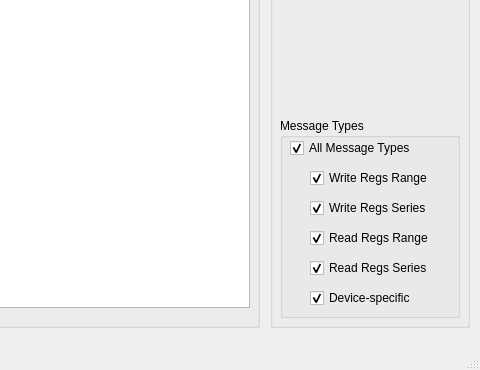
Clever0ne/CannabusControl, file src/main/main_window.ui: the form before one commit; both pictures show x 710 to 1190 and y 350 to 720 of the 1190 by 720 pixel window.
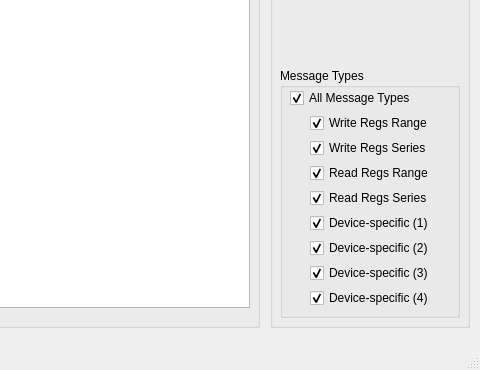
The form after the commit. Icons and pictures are not drawn. Custom widgets are drawn as their Qt base class.

Commit message: Немного перепилил настройки для фильтра, добавил чекбоксы для всех Device-specific функций

What changed in the file:
```diff
--- a/src/main/main_window.ui
+++ b/src/main/main_window.ui
@@ -93,9 +93,9 @@
      <property name="geometry">
       <rect>
        <x>10</x>
-       <y>410</y>
+       <y>360</y>
        <width>180</width>
-       <height>200</height>
+       <height>250</height>
       </rect>
      </property>
      <property name="title">
@@ -105,7 +105,7 @@
       <property name="geometry">
        <rect>
         <x>30</x>
-        <y>110</y>
+        <y>95</y>
         <width>130</width>
         <height>20</height>
        </rect>
@@ -121,7 +121,7 @@
       <property name="geometry">
        <rect>
         <x>30</x>
-        <y>140</y>
+        <y>120</y>
         <width>130</width>
         <height>20</height>
        </rect>
@@ -137,13 +137,13 @@
       <property name="geometry">
        <rect>
         <x>30</x>
-        <y>170</y>
+        <y>145</y>
         <width>130</width>
         <height>20</height>
        </rect>
       </property>
       <property name="text">
-       <string>Device-specific</string>
+       <string>Device-specific (1)</string>
       </property>
       <property name="checked">
        <bool>true</bool>
@@ -172,7 +172,7 @@
       <property name="geometry">
        <rect>
         <x>30</x>
-        <y>50</y>
+        <y>45</y>
         <width>130</width>
         <height>20</height>
        </rect>
@@ -188,7 +188,7 @@
       <property name="geometry">
        <rect>
         <x>30</x>
-        <y>80</y>
+        <y>70</y>
         <width>130</width>
         <height>20</height>
        </rect>
@@ -200,6 +200,54 @@
        <bool>true</bool>
       </property>
      </widget>
+     <widget class="QCheckBox" name="filterDeviceSpecific_2">
+      <property name="geometry">
+       <rect>
+        <x>30</x>
+        <y>170</y>
+        <width>130</width>
+        <height>20</height>
+       </rect>
+      </property>
+      <property name="text">
+       <string>Device-specific (2)</string>
+      </property>
+      <property name="checked">
+       <bool>true</bool>
+      </property>
+     </widget>
+     <widget class="QCheckBox" name="filterDeviceSpecific_3">
+      <property name="geometry">
+       <rect>
+        <x>30</x>
+        <y>195</y>
+        <width>130</width>
+        <height>20</height>
+       </rect>
+      </property>
+      <property name="text">
+       <string>Device-specific (3)</string>
+      </property>
+      <property name="checked">
+       <bool>true</bool>
+      </property>
+     </widget>
+     <widget class="QCheckBox" name="filterDeviceSpecific_4">
+      <property name="geometry">
+       <rect>
+        <x>30</x>
+        <y>220</y>
+        <width>130</width>
+        <height>20</height>
+       </rect>
+      </property>
+      <property name="text">
+       <string>Device-specific (4)</string>
+      </property>
+      <property name="checked">
+       <bool>true</bool>
+      </property>
+     </widget>
     </widget>
    </widget>
   </widget>
```
Left out of the diff: 2 changed lines with no effect on the pictures. The commit also changes 4 other files.
